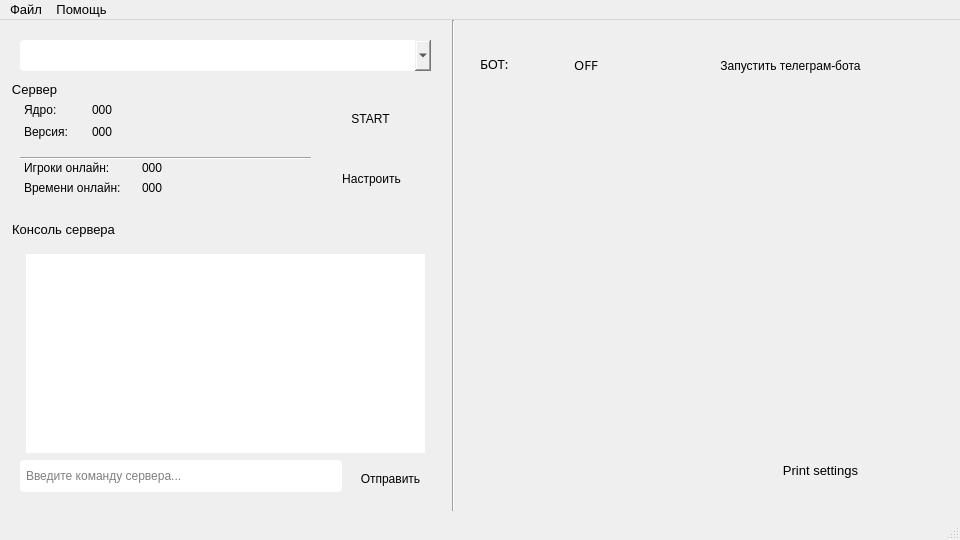
Vanillllla/tg_mine_server_bot, file resources/ui/main_ui.ui: the form before one commit.
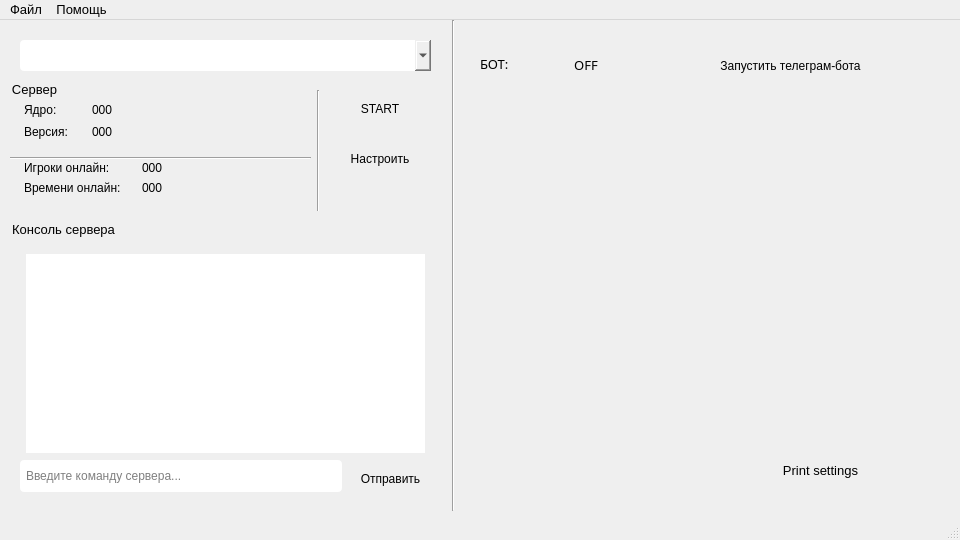
The form after the commit.

Commit message: 0.2.22 GUI update 2, first tg bot func, logic update

What changed in the file:
```diff
--- a/resources/ui/main_ui.ui
+++ b/resources/ui/main_ui.ui
@@ -166,9 +166,9 @@
     <widget class="QPushButton" name="startServerButton">
      <property name="geometry">
       <rect>
-       <x>310</x>
-       <y>20</y>
-       <width>101</width>
+       <x>320</x>
+       <y>10</y>
+       <width>100</width>
        <height>38</height>
       </rect>
      </property>
@@ -179,9 +179,9 @@
     <widget class="QPushButton" name="settingsServerButton">
      <property name="geometry">
       <rect>
-       <x>310</x>
-       <y>80</y>
-       <width>103</width>
+       <x>320</x>
+       <y>60</y>
+       <width>100</width>
        <height>38</height>
       </rect>
      </property>
@@ -192,9 +192,9 @@
     <widget class="Line" name="line_3">
      <property name="geometry">
       <rect>
-       <x>10</x>
+       <x>0</x>
        <y>70</y>
-       <width>291</width>
+       <width>301</width>
        <height>16</height>
       </rect>
      </property>
@@ -254,6 +254,19 @@
       <string>000</string>
      </property>
     </widget>
+    <widget class="Line" name="line_4">
+     <property name="geometry">
+      <rect>
+       <x>300</x>
+       <y>10</y>
+       <width>16</width>
+       <height>125</height>
+      </rect>
+     </property>
+     <property name="orientation">
+      <enum>Qt::Vertical</enum>
+     </property>
+    </widget>
    </widget>
    <widget class="QGroupBox" name="consoleGroupBox">
     <property name="geometry">
```
The commit also changes 5 other files.
